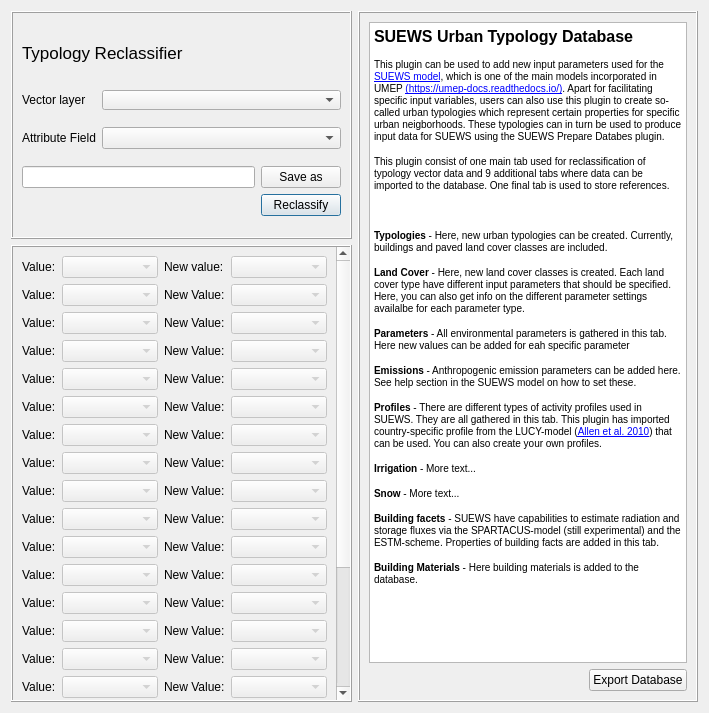
Qt form tabs/reclassifier_tab.ui (gusbacos/suews_database_manager) before a commit.
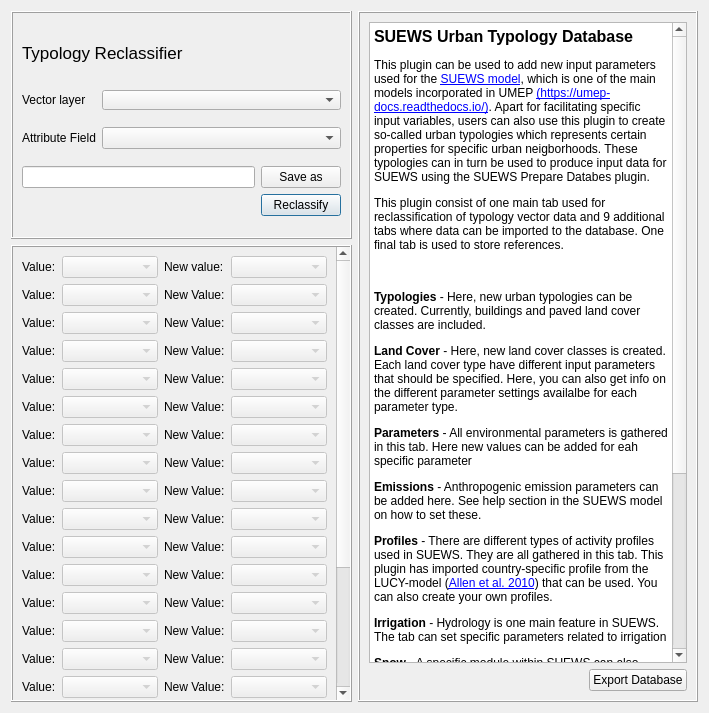
The same form after that commit. Custom widgets are drawn as their Qt base class.

Commit message:
Changes in land cover tab
Bug-fixing and general cleaning

Diff of the .ui file:
```diff
--- a/tabs/reclassifier_tab.ui
+++ b/tabs/reclassifier_tab.ui
@@ -862,18 +862,19 @@
 p, li { white-space: pre-wrap; }
 &lt;/style&gt;&lt;/head&gt;&lt;body style=&quot; font-family:'MS Shell Dlg 2'; font-size:7.8pt; font-weight:400; font-style:normal;&quot;&gt;
 &lt;p style=&quot; margin-top:0px; margin-bottom:0px; margin-left:0px; margin-right:0px; -qt-block-indent:0; text-indent:0px;&quot;&gt;&lt;span style=&quot; font-size:12pt; font-weight:600;&quot;&gt;SUEWS Urban Typology Database&lt;/span&gt;&lt;/p&gt;
-&lt;p style=&quot; margin-top:12px; margin-bottom:12px; margin-left:0px; margin-right:0px; -qt-block-indent:0; text-indent:0px;&quot;&gt;This plugin can be used to add new input parameters used for the &lt;a href=&quot;https://suews.readthedocs.io/en/latest/&quot;&gt;&lt;span style=&quot; text-decoration: underline; color:#0000ff;&quot;&gt;SUEWS model&lt;/span&gt;&lt;/a&gt;, which is one of the main models incorporated in UMEP &lt;a href=&quot;https://umep-docs.readthedocs.io/en/latest/&quot;&gt;&lt;span style=&quot; text-decoration: underline; color:#0000ff;&quot;&gt;(https://umep-docs.readthedocs.io/)&lt;/span&gt;&lt;/a&gt;. Apart for facilitating specific input variables, users can also use this plugin to create so-called urban typologies which represent certain properties for specific urban neigborhoods. These typologies can in turn be used to produce input data for SUEWS using the SUEWS Prepare Databes plugin.&lt;/p&gt;
-&lt;p style=&quot; margin-top:12px; margin-bottom:12px; margin-left:0px; margin-right:0px; -qt-block-indent:0; text-indent:0px;&quot;&gt;This plugin consist of one main tab used for reclassification of typology vector data and 9 additional tabs where data can be imported to the database. One final tab is used to store references.&lt;/p&gt;
-&lt;p style=&quot;-qt-paragraph-type:empty; margin-top:12px; margin-bottom:12px; margin-left:0px; margin-right:0px; -qt-block-indent:0; text-indent:0px;&quot;&gt;&lt;br /&gt;&lt;/p&gt;
-&lt;p style=&quot; margin-top:12px; margin-bottom:12px; margin-left:0px; margin-right:0px; -qt-block-indent:0; text-indent:0px;&quot;&gt;&lt;span style=&quot; font-weight:600;&quot;&gt;Typologies&lt;/span&gt; - Here, new urban typologies can be created. Currently, buildings and paved land cover classes are included.&lt;/p&gt;
-&lt;p style=&quot; margin-top:12px; margin-bottom:12px; margin-left:0px; margin-right:0px; -qt-block-indent:0; text-indent:0px;&quot;&gt;&lt;span style=&quot; font-weight:600;&quot;&gt;Land Cover&lt;/span&gt; - Here, new land cover classes is created. Each land cover type have different input parameters that should be specified. Here, you can also get info on the different parameter settings availalbe for each parameter type.&lt;/p&gt;
-&lt;p style=&quot; margin-top:12px; margin-bottom:12px; margin-left:0px; margin-right:0px; -qt-block-indent:0; text-indent:0px;&quot;&gt;&lt;span style=&quot; font-weight:600;&quot;&gt;Parameters&lt;/span&gt; - All environmental parameters is gathered in this tab. Here new values can be added for eah specific parameter&lt;/p&gt;
-&lt;p style=&quot; margin-top:12px; margin-bottom:12px; margin-left:0px; margin-right:0px; -qt-block-indent:0; text-indent:0px;&quot;&gt;&lt;span style=&quot; font-weight:600;&quot;&gt;Emissions&lt;/span&gt; - Anthropogenic emission parameters can be added here. See help section in the SUEWS model on how to set these.&lt;/p&gt;
-&lt;p style=&quot; margin-top:12px; margin-bottom:12px; margin-left:0px; margin-right:0px; -qt-block-indent:0; text-indent:0px;&quot;&gt;&lt;span style=&quot; font-weight:600;&quot;&gt;Profiles&lt;/span&gt; - There are different types of activity profiles used in SUEWS. They are all gathered in this tab. This plugin has imported country-specific profile from the LUCY-model (&lt;a href=&quot;https://rmets.onlinelibrary.wiley.com/doi/10.1002/joc.2210&quot;&gt;&lt;span style=&quot; text-decoration: underline; color:#0000ff;&quot;&gt;Allen et al. 2010&lt;/span&gt;&lt;/a&gt;) that can be used. You can also create your own profiles.&lt;/p&gt;
-&lt;p style=&quot; margin-top:12px; margin-bottom:12px; margin-left:0px; margin-right:0px; -qt-block-indent:0; text-indent:0px;&quot;&gt;&lt;span style=&quot; font-weight:600;&quot;&gt;Irrigation&lt;/span&gt; - More text...&lt;/p&gt;
-&lt;p style=&quot; margin-top:12px; margin-bottom:12px; margin-left:0px; margin-right:0px; -qt-block-indent:0; text-indent:0px;&quot;&gt;&lt;span style=&quot; font-weight:600;&quot;&gt;Snow&lt;/span&gt; - More text...&lt;/p&gt;
-&lt;p style=&quot; margin-top:12px; margin-bottom:12px; margin-left:0px; margin-right:0px; -qt-block-indent:0; text-indent:0px;&quot;&gt;&lt;span style=&quot; font-weight:600;&quot;&gt;Building facets&lt;/span&gt; - SUEWS have capabilities to estimate radiation and storage fluxes via the SPARTACUS-model (still experimental) and the ESTM-scheme. Properties of building facts are added in this tab.  &lt;/p&gt;
-&lt;p style=&quot; margin-top:12px; margin-bottom:12px; margin-left:0px; margin-right:0px; -qt-block-indent:0; text-indent:0px;&quot;&gt;&lt;span style=&quot; font-weight:600;&quot;&gt;Building Materials&lt;/span&gt; - Here building materials is added to the database.&lt;/p&gt;
+&lt;p style=&quot; margin-top:12px; margin-bottom:12px; margin-left:0px; margin-right:0px; -qt-block-indent:0; text-indent:0px;&quot;&gt;&lt;span style=&quot; font-size:9pt;&quot;&gt;This plugin can be used to add new input parameters used for the &lt;/span&gt;&lt;a href=&quot;https://suews.readthedocs.io/en/latest/&quot;&gt;&lt;span style=&quot; font-size:9pt; text-decoration: underline; color:#0000ff;&quot;&gt;SUEWS model&lt;/span&gt;&lt;/a&gt;&lt;span style=&quot; font-size:9pt;&quot;&gt;, which is one of the main models incorporated in UMEP &lt;/span&gt;&lt;a href=&quot;https://umep-docs.readthedocs.io/en/latest/&quot;&gt;&lt;span style=&quot; font-size:9pt; text-decoration: underline; color:#0000ff;&quot;&gt;(https://umep-docs.readthedocs.io/)&lt;/span&gt;&lt;/a&gt;&lt;span style=&quot; font-size:9pt;&quot;&gt;. Apart for facilitating specific input variables, users can also use this plugin to create so-called urban typologies which represents certain properties for specific urban neigborhoods. These typologies can in turn be used to produce input data for SUEWS using the SUEWS Prepare Databes plugin.&lt;/span&gt;&lt;/p&gt;
+&lt;p style=&quot; margin-top:12px; margin-bottom:12px; margin-left:0px; margin-right:0px; -qt-block-indent:0; text-indent:0px;&quot;&gt;&lt;span style=&quot; font-size:9pt;&quot;&gt;This plugin consist of one main tab used for reclassification of typology vector data and 9 additional tabs where data can be imported to the database. One final tab is used to store references.&lt;/span&gt;&lt;/p&gt;
+&lt;p style=&quot;-qt-paragraph-type:empty; margin-top:12px; margin-bottom:12px; margin-left:0px; margin-right:0px; -qt-block-indent:0; text-indent:0px; font-size:9pt;&quot;&gt;&lt;br /&gt;&lt;/p&gt;
+&lt;p style=&quot; margin-top:12px; margin-bottom:12px; margin-left:0px; margin-right:0px; -qt-block-indent:0; text-indent:0px;&quot;&gt;&lt;span style=&quot; font-size:9pt; font-weight:600;&quot;&gt;Typologies&lt;/span&gt;&lt;span style=&quot; font-size:9pt;&quot;&gt; - Here, new urban typologies can be created. Currently, buildings and paved land cover classes are included.&lt;/span&gt;&lt;/p&gt;
+&lt;p style=&quot; margin-top:12px; margin-bottom:12px; margin-left:0px; margin-right:0px; -qt-block-indent:0; text-indent:0px;&quot;&gt;&lt;span style=&quot; font-size:9pt; font-weight:600;&quot;&gt;Land Cover&lt;/span&gt;&lt;span style=&quot; font-size:9pt;&quot;&gt; - Here, new land cover classes is created. Each land cover type have different input parameters that should be specified. Here, you can also get info on the different parameter settings availalbe for each parameter type.&lt;/span&gt;&lt;/p&gt;
+&lt;p style=&quot; margin-top:12px; margin-bottom:12px; margin-left:0px; margin-right:0px; -qt-block-indent:0; text-indent:0px;&quot;&gt;&lt;span style=&quot; font-size:9pt; font-weight:600;&quot;&gt;Parameters&lt;/span&gt;&lt;span style=&quot; font-size:9pt;&quot;&gt; - All environmental parameters is gathered in this tab. Here new values can be added for eah specific parameter&lt;/span&gt;&lt;/p&gt;
+&lt;p style=&quot; margin-top:12px; margin-bottom:12px; margin-left:0px; margin-right:0px; -qt-block-indent:0; text-indent:0px;&quot;&gt;&lt;span style=&quot; font-size:9pt; font-weight:600;&quot;&gt;Emissions&lt;/span&gt;&lt;span style=&quot; font-size:9pt;&quot;&gt; - Anthropogenic emission parameters can be added here. See help section in the SUEWS model on how to set these.&lt;/span&gt;&lt;/p&gt;
+&lt;p style=&quot; margin-top:12px; margin-bottom:12px; margin-left:0px; margin-right:0px; -qt-block-indent:0; text-indent:0px;&quot;&gt;&lt;span style=&quot; font-size:9pt; font-weight:600;&quot;&gt;Profiles&lt;/span&gt;&lt;span style=&quot; font-size:9pt;&quot;&gt; - There are different types of activity profiles used in SUEWS. They are all gathered in this tab. This plugin has imported country-specific profile from the LUCY-model (&lt;/span&gt;&lt;a href=&quot;https://rmets.onlinelibrary.wiley.com/doi/10.1002/joc.2210&quot;&gt;&lt;span style=&quot; font-size:9pt; text-decoration: underline; color:#0000ff;&quot;&gt;Allen et al. 2010&lt;/span&gt;&lt;/a&gt;&lt;span style=&quot; font-size:9pt;&quot;&gt;) that can be used. You can also create your own profiles.&lt;/span&gt;&lt;/p&gt;
+&lt;p style=&quot; margin-top:12px; margin-bottom:12px; margin-left:0px; margin-right:0px; -qt-block-indent:0; text-indent:0px;&quot;&gt;&lt;span style=&quot; font-size:9pt; font-weight:600;&quot;&gt;Irrigation&lt;/span&gt;&lt;span style=&quot; font-size:9pt;&quot;&gt; - Hydrology is one main feature in SUEWS. The tab can set specific parameters related to&lt;/span&gt;&lt;span style=&quot; font-size:9pt; font-weight:600;&quot;&gt; &lt;/span&gt;&lt;span style=&quot; font-size:9pt;&quot;&gt;irrigation&lt;/span&gt;&lt;/p&gt;
+&lt;p style=&quot; margin-top:12px; margin-bottom:12px; margin-left:0px; margin-right:0px; -qt-block-indent:0; text-indent:0px;&quot;&gt;&lt;span style=&quot; font-size:9pt; font-weight:600;&quot;&gt;Snow&lt;/span&gt;&lt;span style=&quot; font-size:9pt;&quot;&gt; - A specific module within SUEWS can also model the effect of snow on water and energy balance. This tab sets various parameters related to this module.&lt;/span&gt;&lt;/p&gt;
+&lt;p style=&quot; margin-top:12px; margin-bottom:12px; margin-left:0px; margin-right:0px; -qt-block-indent:0; text-indent:0px;&quot;&gt;&lt;span style=&quot; font-size:9pt; font-weight:600;&quot;&gt;Building facets&lt;/span&gt;&lt;span style=&quot; font-size:9pt;&quot;&gt; - SUEWS have capabilities to estimate radiation and storage fluxes via the SPARTACUS-model (still experimental) and the ESTM-scheme. Properties of building facts are added in this tab.  &lt;/span&gt;&lt;/p&gt;
+&lt;p style=&quot; margin-top:12px; margin-bottom:12px; margin-left:0px; margin-right:0px; -qt-block-indent:0; text-indent:0px;&quot;&gt;&lt;span style=&quot; font-size:9pt; font-weight:600;&quot;&gt;Building Materials&lt;/span&gt;&lt;span style=&quot; font-size:9pt;&quot;&gt; - Here building materials is added to the database.&lt;/span&gt;&lt;/p&gt;
+&lt;p style=&quot; margin-top:12px; margin-bottom:12px; margin-left:0px; margin-right:0px; -qt-block-indent:0; text-indent:0px;&quot;&gt;&lt;span style=&quot; font-size:9pt; font-weight:600;&quot;&gt;References&lt;/span&gt;&lt;span style=&quot; font-size:9pt;&quot;&gt; - It is essential to be able to know the source of information for each parameter added. This tab is used to add new references into the database.&lt;/span&gt;&lt;/p&gt;
 &lt;p style=&quot;-qt-paragraph-type:empty; margin-top:12px; margin-bottom:12px; margin-left:0px; margin-right:0px; -qt-block-indent:0; text-indent:0px; font-size:8pt; font-weight:600;&quot;&gt;&lt;br /&gt;&lt;/p&gt;&lt;/body&gt;&lt;/html&gt;</string>
         </property>
         <property name="openExternalLinks">
```
Left out of the diff: 4 changed lines with no effect on the pictures. The commit also changes 23 other files.
